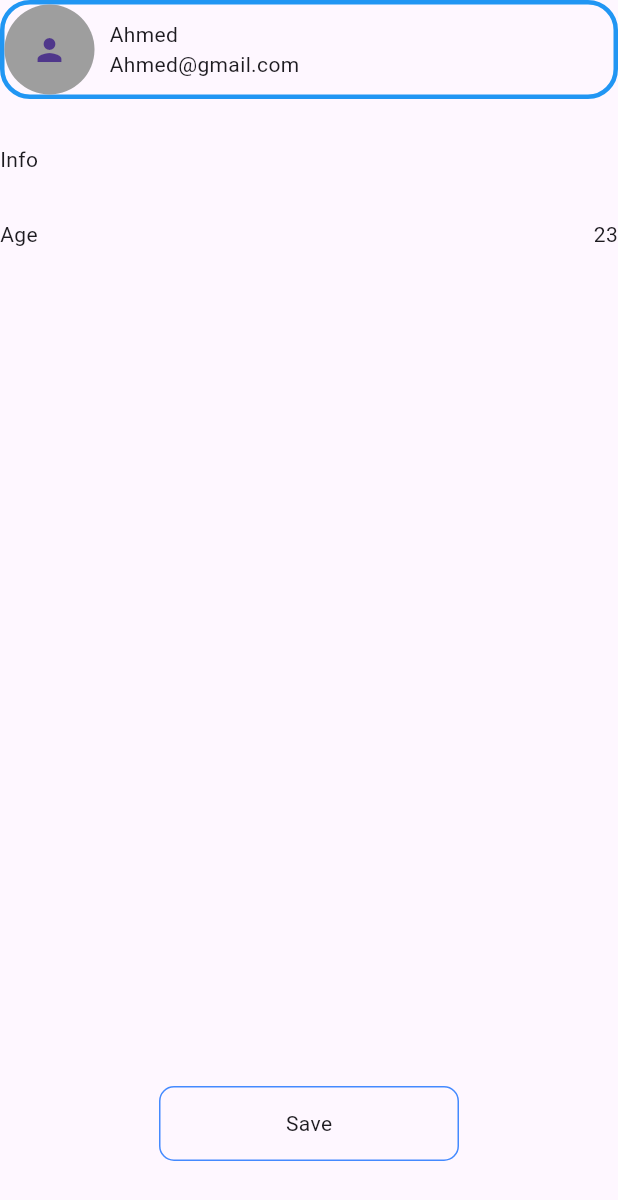
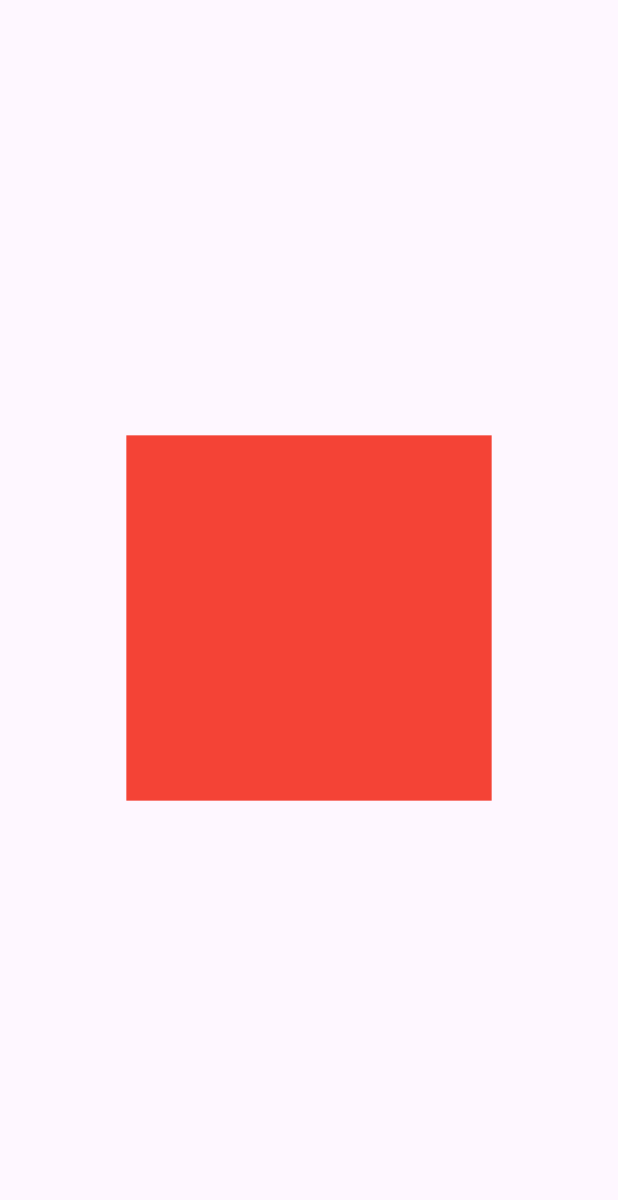
Before and after one commit to a-saber/NTI4_Flutter, a Flutter app: the screen it shows after launch, on a phone screen of 412 x 824 dp. Shown: the top 1200 px of the screen. Run offline on Flutter 3.47's test engine with Material 3 defaults, Android fonts, the phone set to English and light mode, and no system bars; our stand-ins replace flutter_screenutil.

```diff
--- /dev/null
+++ b/lib/home_view.dart
@@ -0,0 +1,21 @@
+import 'package:flutter/material.dart';
+import 'package:flutter_screenutil/flutter_screenutil.dart';
+
+class HomeView extends StatelessWidget {
+  const HomeView({super.key});
+
+  @override
+  Widget build(BuildContext context) {
+    // print(MediaQuery.of(context).size.height);
+    // print(MediaQuery.of(context).size.width);
+    return Scaffold(
+      body: Center(
+        child: Container(
+          height: 240.r,
+          width: 240.r,
+          color: Colors.red,
+        ),
+      ),
+    );
+  }
+}
--- a/lib/main.dart
+++ b/lib/main.dart
@@ -1,6 +1,8 @@
 
+import 'package:flutter_screenutil/flutter_screenutil.dart';
+import 'package:flutter/material.dart';
 
-import 'package:flutter/material.dart';
+import 'home_view.dart';
 
 void main() {
   runApp(MyApp());
@@ -10,125 +12,22 @@ void main() {
 // root widget of the application
 class MyApp extends StatelessWidget
 {
+  const MyApp({super.key});
+
+
   @override
   Widget build(BuildContext context)
   {
-    return MaterialApp(
-      debugShowCheckedModeBanner: false,
-      home: HomeView(),
-    );
-  }
-}
-
-// first page of the app
-class HomeView extends StatelessWidget {
-  const HomeView({super.key});
-
-  @override
-  Widget build(BuildContext context) {
-    return Scaffold(
-      body: SafeArea(
-        child: Column(
-          crossAxisAlignment: CrossAxisAlignment.start,
-          children:
-          [
-
-            // Card
-            Container(
-              decoration: BoxDecoration(
-                border: Border.all(
-                  color: Colors.blue,
-                  width: 3,
-                ),
-                borderRadius: BorderRadius.circular(20),
-
-              ),
-              child: Row(
-                children:
-                [
-                  // circle
-                  // Container(
-                  //   height: 50,
-                  //   width: 50,
-                  //   decoration: BoxDecoration(
-                  //     color: Colors.red,
-                  //     shape: BoxShape.circle,
-                  //   ),
-                  //   child: Icon(Icons.add),
-                  // ),
-                  CircleAvatar(
-                    backgroundColor: Colors.grey,
-                    radius: 30,
-                    child: Icon(Icons.person),
-                  ),
-                  SizedBox(width: 10,),
-
-                  // column as text
-                  Column(
-                    crossAxisAlignment: CrossAxisAlignment.start,
-                    children:
-                    [
-                      Text('Ahmed'),
-                      Text('Ahmed@gmail.com'),
-                    ],
-                  )
-                ],
-              ),
-            ),
-
-            SizedBox(height: 30,),
-            // info Text
-            Text('Info'),
-            SizedBox(height: 30,),
-
-            // age
-            Row(
-              mainAxisAlignment: MainAxisAlignment.spaceBetween,
-              children:
-              [
-                Text('Age'),
-                Text('23'),
-
-              ],
-            ),
-
-            Spacer(),
-
-            // save btn
-            Center(
-              child: Container(
-                width: 200,
-                height: 50,
-                decoration: BoxDecoration(
-                  border: Border.all(
-                    color: Colors.blueAccent
-                  ),
-                  borderRadius: BorderRadius.circular(10),
-                ),
-                child: Center(child: Text('Save')),
-              ),
-            ),
-            SizedBox(height: 50,)
-          ],
-        ),
-      ),
-
+    return ScreenUtilInit(
+      designSize: Size(375, 812),
+      builder: (_, child)
+      {
+        return MaterialApp(
+          debugShowCheckedModeBanner: false,
+          home: HomeView(),
+        );
+      },
 
     );
   }
 }
-
-// SizedBox(width: 20,),
-// Text('data ',
-// style: TextStyle(
-// fontSize: 30,
-// fontWeight: FontWeight.w900,
-// color: Colors.black,
-// backgroundColor: Colors.white,
-// wordSpacing: 5,
-// letterSpacing: 5
-// ),
-// textAlign: TextAlign.start,
-// maxLines: 1,
-// overflow: TextOverflow.ellipsis,
-// )
--- a/pubspec.yaml
+++ b/pubspec.yaml
@@ -35,6 +35,7 @@ dependencies:
   # Use with the CupertinoIcons class for iOS style icons.
   cupertino_icons: ^1.0.8
   flutter_bloc: ^8.1.1
+  flutter_screenutil:
 
 dev_dependencies:
   flutter_test:
```
Also changed, not shown: pubspec.lock, 1 other file.
